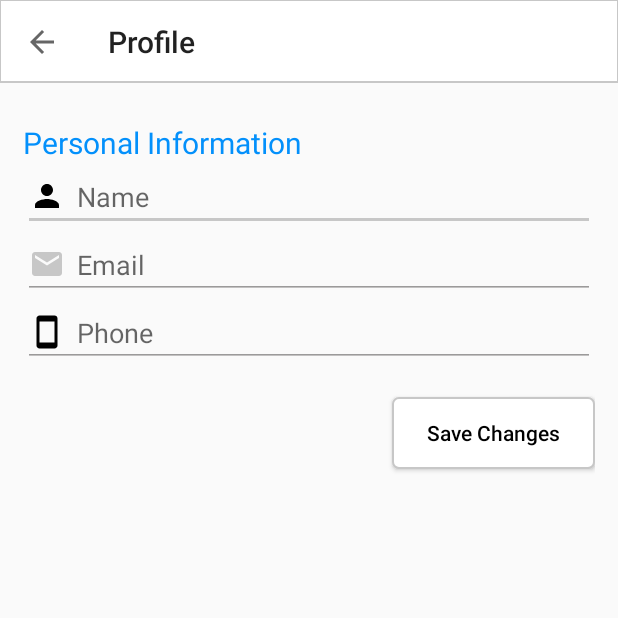
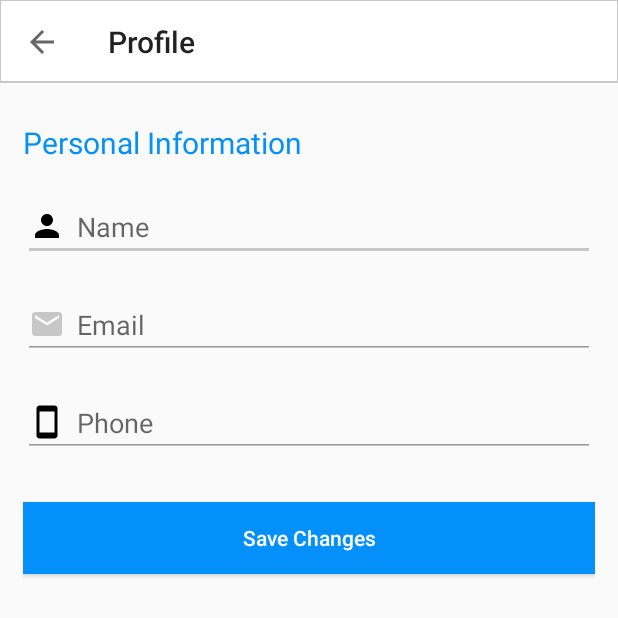
Before and after one commit to levavb/TheStrongbox, an Android app: the SettingsActivity screen opened directly, with no data from a screen before it, on a phone screen of 412 x 824 dp, the top half of it. Run offline under Robolectric (Android 15) with nearby library versions, the phone set to English and light mode, and no system bars; our stand-ins replace Firebase (no records; nobody signed in at launch, a user with empty details on screens opened directly); 3 statements that could not run were skipped.

Commit message:
improve visibility of app and links between pages

```diff
--- a/app/src/main/java/com/example/thestrongbox/Home/MainActivity.java
+++ b/app/src/main/java/com/example/thestrongbox/Home/MainActivity.java
@@ -58,16 +58,15 @@ public class MainActivity extends AppCompatActivity {
 
         mAuth = FirebaseAuth.getInstance();
         currentUser = mAuth.getCurrentUser();
+        RootLayout = (LinearLayout) findViewById(R.id.main_layout);
 
         if (currentUser != null){
             String user_uID = mAuth.getCurrentUser().getUid();
 
             userDatabaseReference = FirebaseDatabase.getInstance().getReference().child("users").child(user_uID);
             UserDataInDatabaseReference = FirebaseDatabase.getInstance().getReference().child("users").child(user_uID).child("data");
+            displayAllAccounts();
         }
-        RootLayout = (LinearLayout) findViewById(R.id.main_layout);
-
-        displayAllAccounts();
     }
 
     public void deleteEntry(String entryId) {
--- a/app/src/main/java/com/example/thestrongbox/Search/SearchActivity.java
+++ b/app/src/main/java/com/example/thestrongbox/Search/SearchActivity.java
@@ -95,8 +95,8 @@ public class SearchActivity extends AppCompatActivity {
      *  Library link- https://github.com/firebase/FirebaseUI-Android
      */
     private void searchPeopleProfile(final String searchString) {
-        final Query searchQuery = peoplesDatabaseReference.orderByChild("search_name")
-                .startAt(searchString).endAt(searchString + "\uf8ff");
+//        final Query searchQuery = peoplesDatabaseReference.orderByChild("search_name")
+//                .startAt(searchString).endAt(searchString + "\uf8ff");
         //final Query searchQuery = peoplesDatabaseReference.orderByChild("search_name").equalTo(searchString);
 /*
         FirebaseRecyclerOptions<ProfileInfo> recyclerOptions = new FirebaseRecyclerOptions.Builder<ProfileInfo>()
--- a/app/src/main/res/layout/activity_settings.xml
+++ b/app/src/main/res/layout/activity_settings.xml
@@ -2,7 +2,6 @@
 <LinearLayout
     xmlns:android="http://schemas.android.com/apk/res/android"
     xmlns:tools="http://schemas.android.com/tools"
-    xmlns:app="http://schemas.android.com/apk/res-auto"
     android:orientation="vertical"
     android:layout_width="match_parent"
     android:layout_height="match_parent"
@@ -32,14 +31,6 @@
             android:layout_width="match_parent"
             android:layout_height="wrap_content">
             <LinearLayout
-                android:orientation="vertical"
-                android:layout_width="match_parent"
-                android:layout_height="wrap_content"
-                android:gravity="center_horizontal">
-
-
-            </LinearLayout>
-            <LinearLayout
                 android:padding="10dp"
                 android:layout_marginTop="10dp"
                 android:orientation="vertical"
@@ -48,6 +39,7 @@
                 <TextView
                     android:layout_width="match_parent"
                     android:layout_height="wrap_content"
+                    android:layout_marginBottom="10dp"
                     android:text="Personal Information"
                     android:textColor="@color/colorPrimary"
                     android:textStyle="normal"
@@ -56,6 +48,8 @@
                     android:id="@+id/user_display_name"
                     android:layout_width="match_parent"
                     android:layout_height="wrap_content"
+                    android:layout_marginTop="10dp"
+                    android:layout_marginBottom="10dp"
                     android:hint=" Name"
                     android:drawableLeft="@drawable/ic_person"
                     android:drawablePadding="3dp"
@@ -67,6 +61,8 @@
                     android:id="@+id/userEmail"
                     android:layout_width="match_parent"
                     android:layout_height="wrap_content"
+                    android:layout_marginTop="10dp"
+                    android:layout_marginBottom="10dp"
                     android:enabled="false"
                     android:hint=" Email"
                     android:drawableLeft="@drawable/ic_email"
@@ -77,6 +73,8 @@
                     android:id="@+id/phone"
                     android:layout_width="match_parent"
                     android:layout_height="wrap_content"
+                    android:layout_marginTop="10dp"
+                    android:layout_marginBottom="10dp"
                     android:hint=" Phone"
                     android:drawableLeft="@drawable/ic_smartphone"
                     android:drawablePadding="3dp"
@@ -86,17 +84,17 @@
                 <Button
                     android:id="@+id/saveInfoBtn"
                     android:layout_marginTop="20dp"
-                    android:layout_width="wrap_content"
+                    android:layout_width="match_parent"
                     android:layout_height="wrap_content"
                     android:text="    Save Changes    "
                     android:textAllCaps="false"
-                    android:textColor="@color/black"
-                    android:background="@drawable/ripplebutton"
+                    android:background="@color/colorPrimary"
+                    android:textColor="@color/white"
                     android:paddingStart="10dp"
                     android:paddingEnd="10dp"
                     android:layout_gravity="right"
-                    android:layout_marginBottom="10dp"
-                    />
+                    android:layout_marginBottom="10dp" />
+
             </LinearLayout>
         </LinearLayout>
     </ScrollView>
```
Also changed, not shown: app/src/main/AndroidManifest.xml (+10 -5 lines), app/src/main/java/com/example/thestrongbox/LoginReg/RegisterActivity.java (+9 -16 lines), app/src/main/java/com/example/thestrongbox/ProfileSetting/SettingsActivity.java (+2 -7 lines), app/src/main/res/layout/activity_register.xml (+16 -13 lines).
